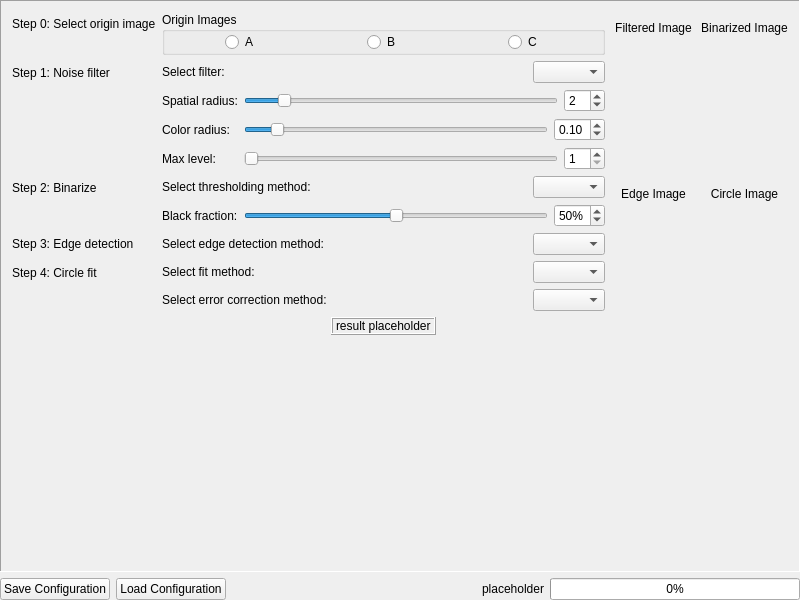
First picture: the form in cpp-qt/mainpanel.ui, repository miRoox/MEMS-oriented-image-testing-technology, before the edit.
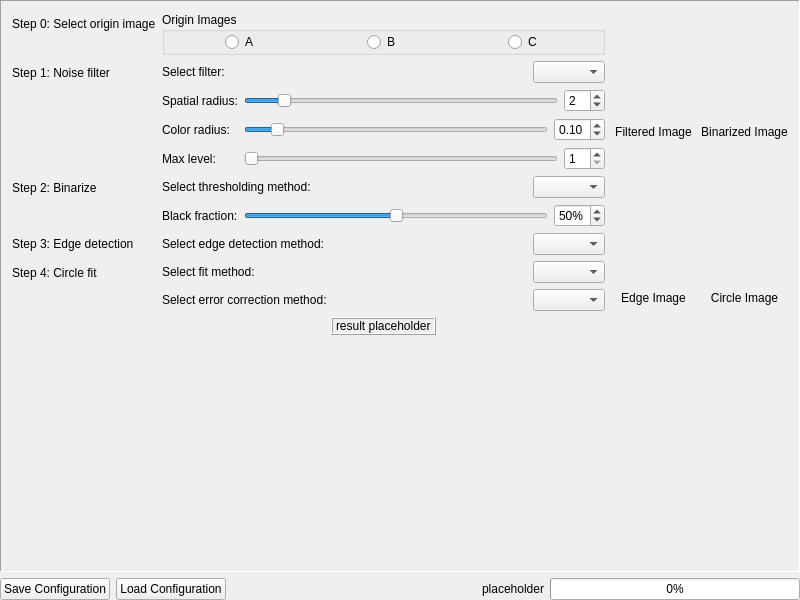
Second picture: the form after the edit. Icons and pictures are not drawn. Custom widgets are drawn as their Qt base class.

What changed in the file:
```diff
--- a/cpp-qt/mainpanel.ui
+++ b/cpp-qt/mainpanel.ui
@@ -703,19 +703,6 @@
                </property>
               </widget>
              </item>
-             <item>
-              <spacer name="verticalSpacer_2">
-               <property name="orientation">
-                <enum>Qt::Vertical</enum>
-               </property>
-               <property name="sizeHint" stdset="0">
-                <size>
-                 <width>20</width>
-                 <height>40</height>
-                </size>
-               </property>
-              </spacer>
-             </item>
             </layout>
            </item>
            <item row="0" column="1">
@@ -733,19 +720,6 @@
                </property>
               </widget>
              </item>
-             <item>
-              <spacer name="verticalSpacer_3">
-               <property name="orientation">
-                <enum>Qt::Vertical</enum>
-               </property>
-               <property name="sizeHint" stdset="0">
-                <size>
-                 <width>20</width>
-                 <height>40</height>
-                </size>
-               </property>
-              </spacer>
-             </item>
             </layout>
            </item>
            <item row="1" column="0">
@@ -763,19 +737,6 @@
                </property>
               </widget>
              </item>
-             <item>
-              <spacer name="verticalSpacer_4">
-               <property name="orientation">
-                <enum>Qt::Vertical</enum>
-               </property>
-               <property name="sizeHint" stdset="0">
-                <size>
-                 <width>20</width>
-                 <height>40</height>
-                </size>
-               </property>
-              </spacer>
-             </item>
             </layout>
            </item>
            <item row="1" column="1">
@@ -793,19 +754,6 @@
                </property>
               </widget>
              </item>
-             <item>
-              <spacer name="verticalSpacer_5">
-               <property name="orientation">
-                <enum>Qt::Vertical</enum>
-               </property>
-               <property name="sizeHint" stdset="0">
-                <size>
-                 <width>20</width>
-                 <height>40</height>
-                </size>
-               </property>
-              </spacer>
-             </item>
             </layout>
            </item>
           </layout>
```
